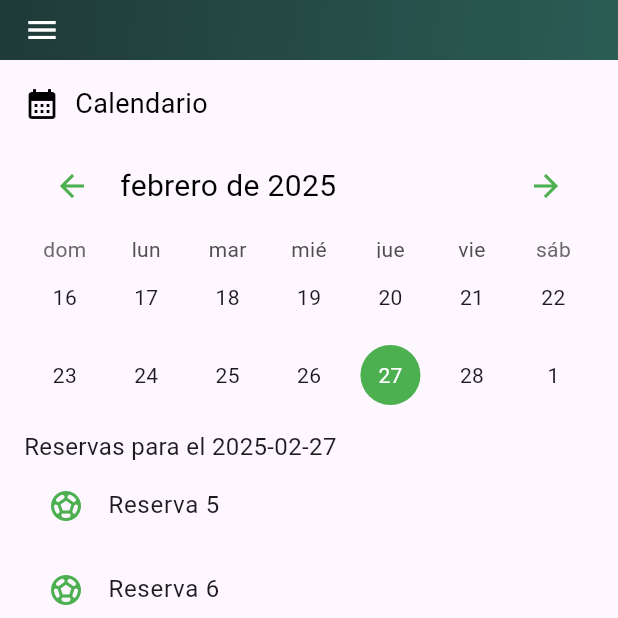
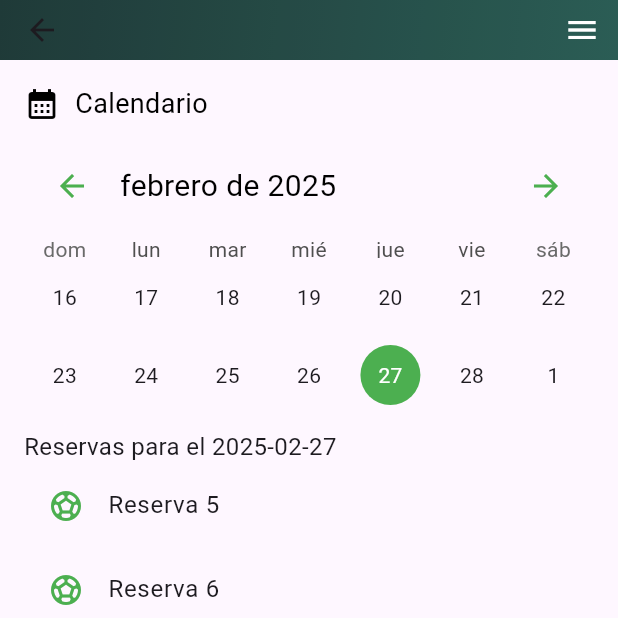
Before and after one commit to gabriiel23/FllutterApp, a Flutter app: the HomeAdminPage screen opened by its route, scrolled down 260 dp, on a phone screen of 412 x 824 dp, the top half of it. Run offline on Flutter 3.47's test engine with Material 3 defaults, Android fonts, the phone set to English and light mode, and no system bars; drawn by our look-alikes of table_calendar; our stand-ins replace flutter_local_notifications, flutter_rating_bar, google_fonts, google_maps_flutter, image_picker; missing offline and left inert: workmanager; network calls fail; Roboto replaces fonts that are missing (Sansita).

Commit message:
Boton de la vista homde Admin

```diff
--- a/lib/features/home_admin/presentation/pages/homeAdmin_page.dart
+++ b/lib/features/home_admin/presentation/pages/homeAdmin_page.dart
@@ -2,6 +2,7 @@ import 'package:flutter/material.dart';
 import 'package:google_fonts/google_fonts.dart';
 import 'package:table_calendar/table_calendar.dart';
 import 'package:intl/date_symbol_data_local.dart';
+import 'package:flutterapp/core/routes/routes.dart';
 
 class HomeAdminPage extends StatefulWidget {
   @override
@@ -26,8 +27,17 @@ class _HomeAdminPageState extends State<HomeAdminPage> {
 
   // Reservas (usando fechas normalizadas)
   Map<DateTime, List<String>> reservations = {
-    normalizeDate(DateTime(2025, 2, 26)): ['Reserva 1', 'Reserva 2', 'Reserva 3', 'Reserva 4'],
-    normalizeDate(DateTime(2025, 2, 27)): ['Reserva 5', 'Reserva 6', 'Reserva 7'],
+    normalizeDate(DateTime(2025, 2, 26)): [
+      'Reserva 1',
+      'Reserva 2',
+      'Reserva 3',
+      'Reserva 4'
+    ],
+    normalizeDate(DateTime(2025, 2, 27)): [
+      'Reserva 5',
+      'Reserva 6',
+      'Reserva 7'
+    ],
   };
 
   @override
@@ -36,13 +46,13 @@ class _HomeAdminPageState extends State<HomeAdminPage> {
 
     return Scaffold(
       appBar: PreferredSize(
-        preferredSize: Size.fromHeight(40.0),
+        preferredSize: const Size.fromHeight(40.0),
         child: Container(
-          decoration: BoxDecoration(
+          decoration: const BoxDecoration(
             gradient: LinearGradient(
               colors: [
-                const Color(0xFF19382F),
-                const Color.fromARGB(255, 38, 94, 78),
+                Color(0xFF19382F),
+                Color.fromARGB(255, 38, 94, 78),
               ],
               begin: Alignment.topLeft,
               end: Alignment.bottomRight,
@@ -50,12 +60,43 @@ class _HomeAdminPageState extends State<HomeAdminPage> {
           ),
           child: AppBar(
             backgroundColor: Colors.transparent,
-            leading: IconButton(
-              icon: Icon(Icons.menu, color: Colors.white),
-              onPressed: () {
-                // Acción del menú
-              },
-            ),
+            elevation: 0,
+            actions: [
+              PopupMenuButton<String>(
+                onSelected: (String value) {
+                  switch (value) {
+                    case 'Login':
+                      Navigator.pushNamed(context, Routes.login);
+                      break;
+                    case 'Registro':
+                      Navigator.pushNamed(context, Routes.registration);
+                      break;
+                    case 'Configuración':
+                      Navigator.pushNamed(context, Routes.settings);
+                      break;
+                    case 'Cerrar sesión':
+                      Navigator.pushReplacementNamed(context, Routes.logout);
+                      break;
+                  }
+                },
+                itemBuilder: (BuildContext context) {
+                  return {'Login', 'Registro', 'Configuración', 'Cerrar sesión'}
+                      .map((String choice) {
+                    return PopupMenuItem<String>(
+                      value: choice,
+                      child: Text(
+                        choice,
+                        style: GoogleFonts.sansita(),
+                      ),
+                    );
+                  }).toList();
+                },
+                icon: const Icon(
+                  Icons.menu_sharp,
+                  color: Colors.white,
+                ),
+              ),
+            ],
           ),
         ),
       ),
@@ -181,10 +222,12 @@ class _HomeAdminPageState extends State<HomeAdminPage> {
                 },
                 locale: 'es_ES',
                 headerStyle: HeaderStyle(
-                  titleTextStyle: GoogleFonts.sansita(fontSize: 20.0, color: Colors.black),
+                  titleTextStyle:
+                      GoogleFonts.sansita(fontSize: 20.0, color: Colors.black),
                   formatButtonVisible: false,
                   leftChevronIcon: Icon(Icons.arrow_back, color: Colors.green),
-                  rightChevronIcon: Icon(Icons.arrow_forward, color: Colors.green),
+                  rightChevronIcon:
+                      Icon(Icons.arrow_forward, color: Colors.green),
                 ),
                 calendarStyle: CalendarStyle(
                   defaultTextStyle: GoogleFonts.sansita(),
@@ -200,7 +243,8 @@ class _HomeAdminPageState extends State<HomeAdminPage> {
                     shape: BoxShape.circle,
                   ),
                   outsideTextStyle: GoogleFonts.sansita(color: Colors.grey),
-                  disabledTextStyle: GoogleFonts.sansita(color: Colors.grey[400]),
+                  disabledTextStyle:
+                      GoogleFonts.sansita(color: Colors.grey[400]),
                 ),
               ),
               const SizedBox(height: 10),
```
